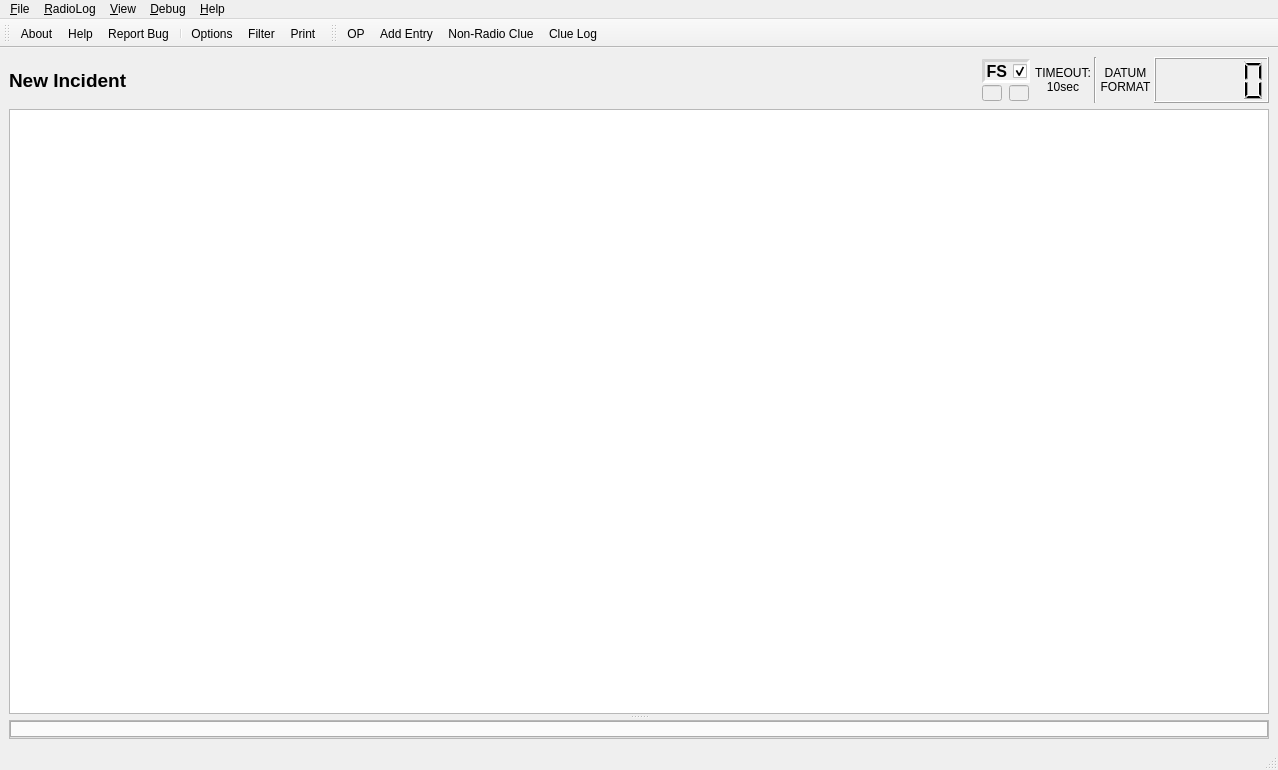
This is app/ui/radiolog.ui in polyglot-jones/radiolog as Qt 5 draws it before an edit. The edited form follows.
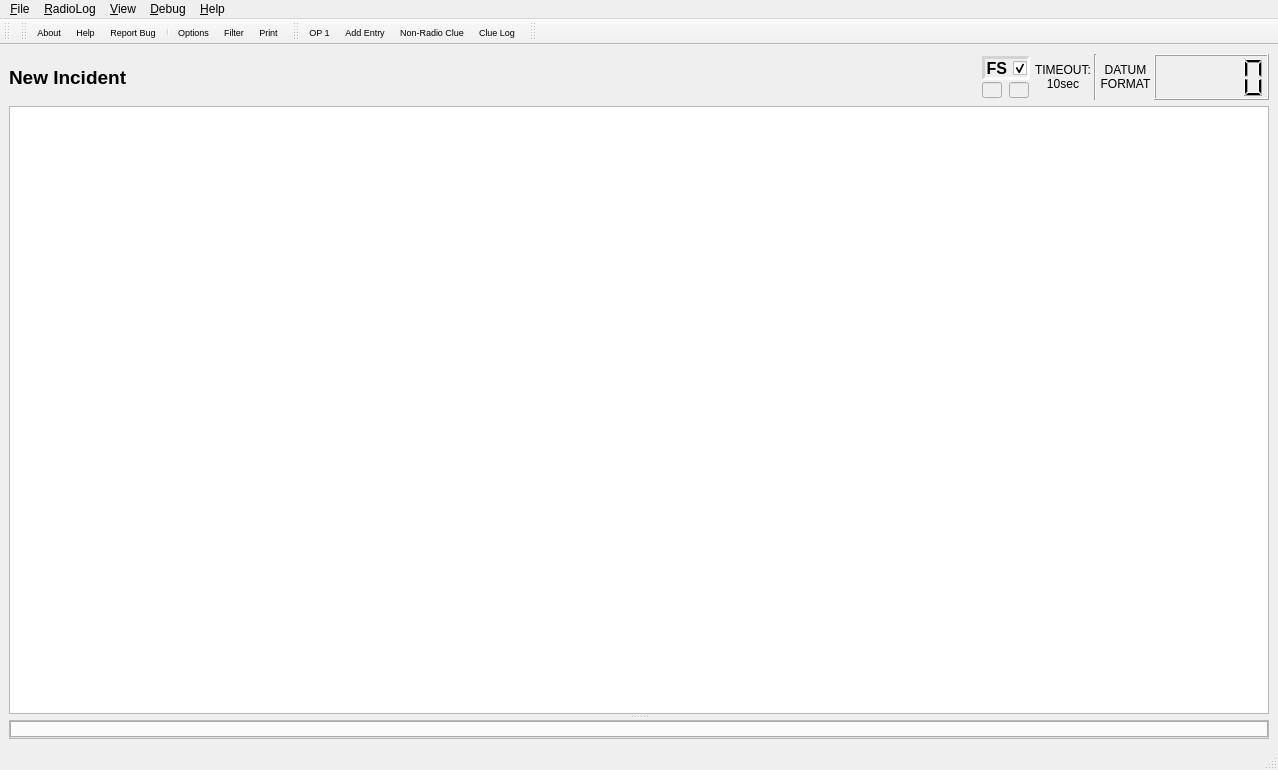
This is the edited form. Icons and pictures are not drawn.

Commit message: Fixed the OP action button to properly show the current period number. Got the hide menu (F10) function working. Initializing the main window now pushes the non-button header widgets into the tool bars. Changed the icon map to leave off the "action_" prefix of all the action names (to be consistent with keymaps).

The edit to the form file:
```diff
--- a/app/ui/radiolog.ui
+++ b/app/ui/radiolog.ui
@@ -469,6 +469,26 @@
     </size>
    </property>
   </widget>
+  <widget class="QToolBar" name="toolbar_left">
+   <property name="sizePolicy">
+    <sizepolicy hsizetype="Preferred" vsizetype="Fixed">
+     <horstretch>0</horstretch>
+     <verstretch>0</verstretch>
+    </sizepolicy>
+   </property>
+   <property name="windowTitle">
+    <string>toolBar</string>
+   </property>
+   <property name="toolButtonStyle">
+    <enum>Qt::ToolButtonIconOnly</enum>
+   </property>
+   <attribute name="toolBarArea">
+    <enum>TopToolBarArea</enum>
+   </attribute>
+   <attribute name="toolBarBreak">
+    <bool>false</bool>
+   </attribute>
+  </widget>
   <widget class="QToolBar" name="toolbar_main">
    <property name="sizePolicy">
     <sizepolicy hsizetype="Preferred" vsizetype="Fixed">
@@ -476,9 +496,20 @@
      <verstretch>0</verstretch>
     </sizepolicy>
    </property>
+   <property name="font">
+    <font>
+     <pointsize>7</pointsize>
+    </font>
+   </property>
    <property name="windowTitle">
     <string>toolBar</string>
    </property>
+   <property name="iconSize">
+    <size>
+     <width>32</width>
+     <height>32</height>
+    </size>
+   </property>
    <property name="toolButtonStyle">
     <enum>Qt::ToolButtonIconOnly</enum>
    </property>
@@ -497,9 +528,26 @@
    <addaction name="action_print"/>
   </widget>
   <widget class="QToolBar" name="toolbar_actions">
+   <property name="sizePolicy">
+    <sizepolicy hsizetype="Minimum" vsizetype="Fixed">
+     <horstretch>0</horstretch>
+     <verstretch>0</verstretch>
+    </sizepolicy>
+   </property>
+   <property name="font">
+    <font>
+     <pointsize>7</pointsize>
+    </font>
+   </property>
    <property name="windowTitle">
     <string>toolBar</string>
    </property>
+   <property name="iconSize">
+    <size>
+     <width>32</width>
+     <height>32</height>
+    </size>
+   </property>
    <property name="toolButtonStyle">
     <enum>Qt::ToolButtonTextBesideIcon</enum>
    </property>
@@ -514,6 +562,26 @@
    <addaction name="action_non_radio_clue"/>
    <addaction name="action_clue_log"/>
   </widget>
+  <widget class="QToolBar" name="toolbar_right">
+   <property name="sizePolicy">
+    <sizepolicy hsizetype="Preferred" vsizetype="Fixed">
+     <horstretch>0</horstretch>
+     <verstretch>0</verstretch>
+    </sizepolicy>
+   </property>
+   <property name="windowTitle">
+    <string>toolBar</string>
+   </property>
+   <property name="toolButtonStyle">
+    <enum>Qt::ToolButtonIconOnly</enum>
+   </property>
+   <attribute name="toolBarArea">
+    <enum>TopToolBarArea</enum>
+   </attribute>
+   <attribute name="toolBarBreak">
+    <bool>false</bool>
+   </attribute>
+  </widget>
   <action name="action_file_open">
    <property name="text">
     <string>&amp;Open Log</string>
@@ -658,7 +726,7 @@
   </action>
   <action name="action_op_period">
    <property name="text">
-    <string>OP</string>
+    <string>OP 1</string>
    </property>
   </action>
   <action name="action_non_radio_clue">
```
Left out of the diff: 15 changed lines with no effect on the pictures. The commit also changes 3 other files.
